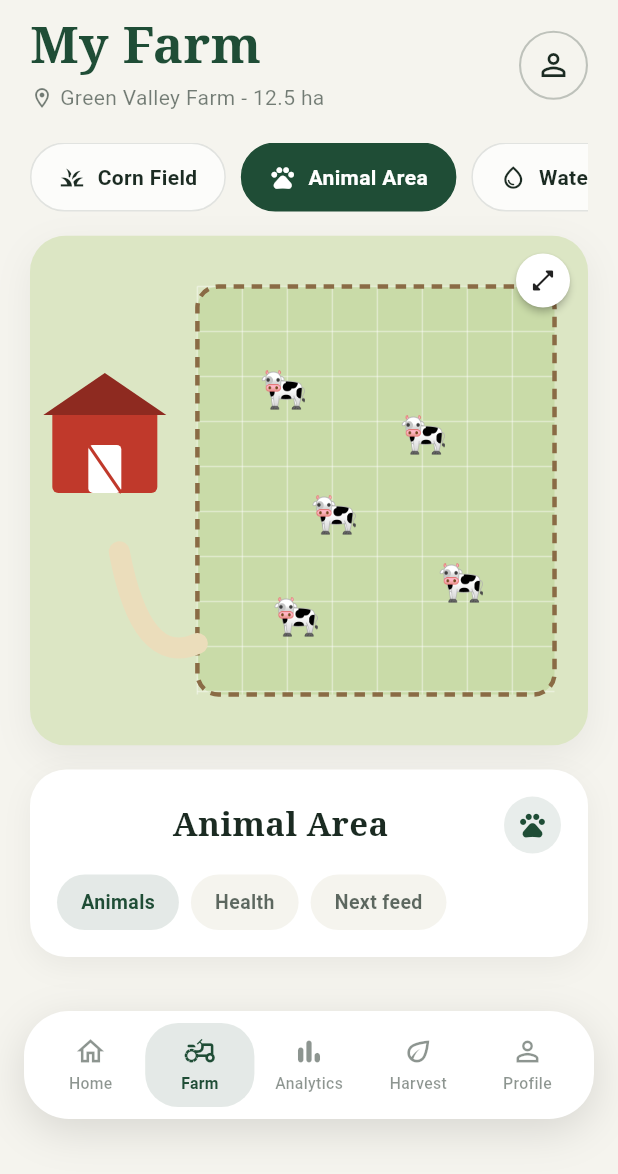
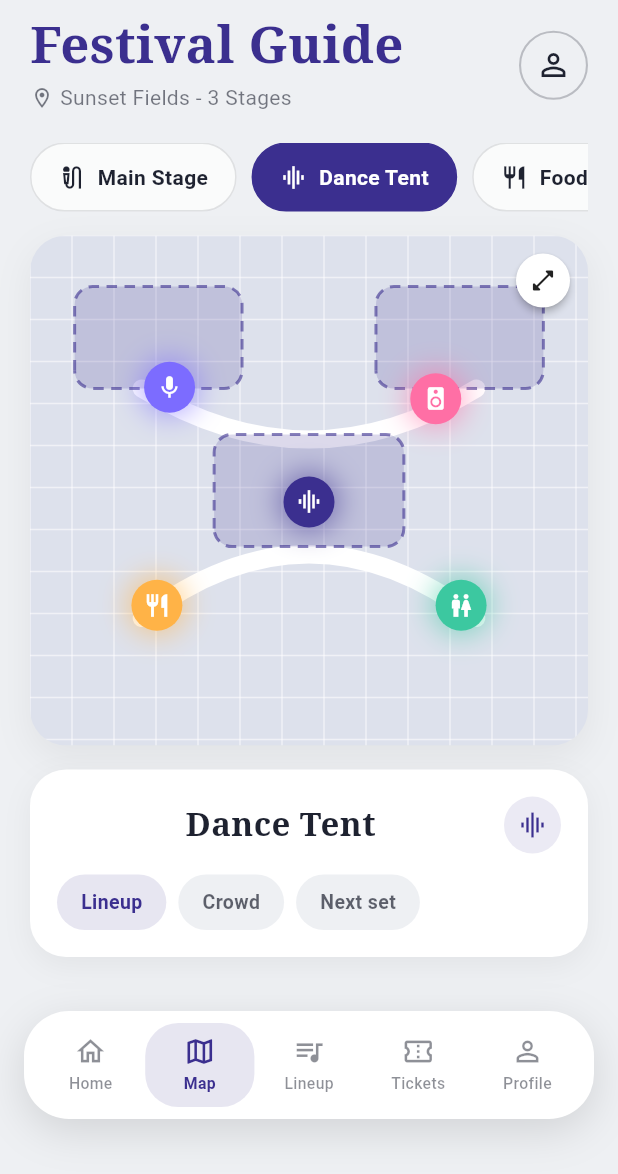
Before and after one commit to nathencoelhoo/flutter-ui, a Flutter app: the screen it shows after launch, on a phone screen of 412 x 824 dp. Shown: the top 1174 px of the screen. Run offline on Flutter 3.47's test engine with Material 3 defaults, Android fonts, the phone set to English and light mode, and no system bars; drawn by our look-alikes of flutter_animate.

Commit message:
Change GuideConfig from farm to festival

```diff
--- a/lib/main.dart
+++ b/lib/main.dart
@@ -5,7 +5,7 @@ import 'package:flutter_animate/flutter_animate.dart';
 // ─────────────────────────────────────────────────────────────
 // ENTRY — swap GuideConfig.farm / GuideConfig.festival
 // ─────────────────────────────────────────────────────────────
-void main() => runApp(GuideApp(config: GuideConfig.farm));
+void main() => runApp(GuideApp(config: GuideConfig.festival));
 
 // ─────────────────────────────────────────────────────────────
 // DOMAIN / CONFIG
```
